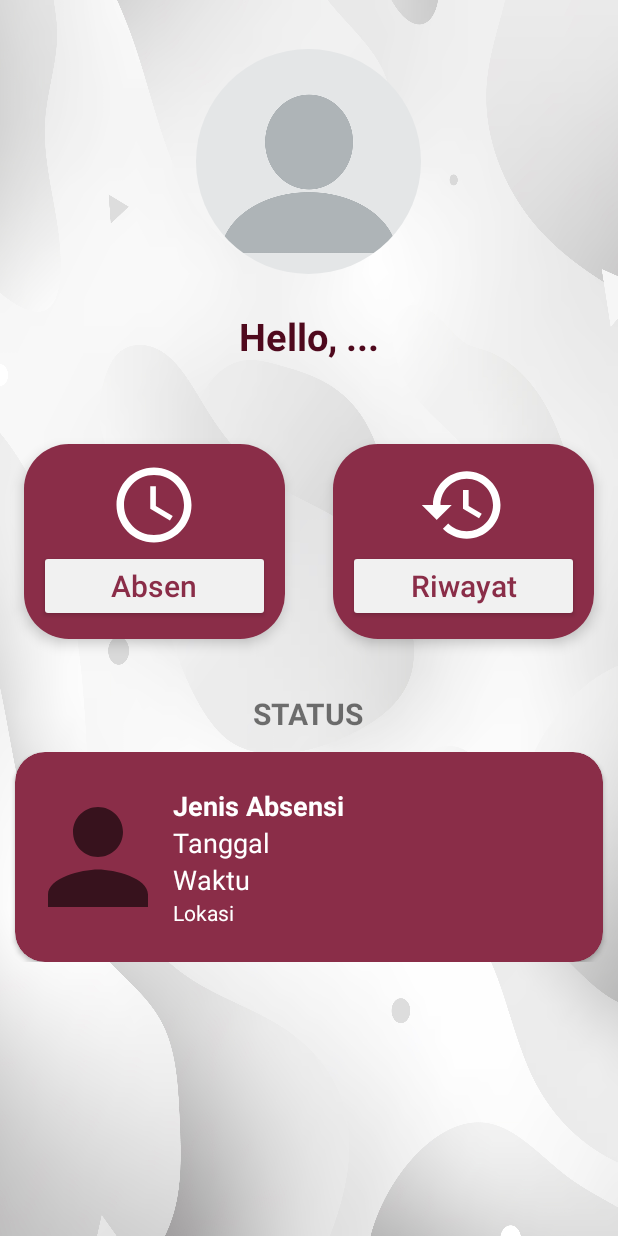
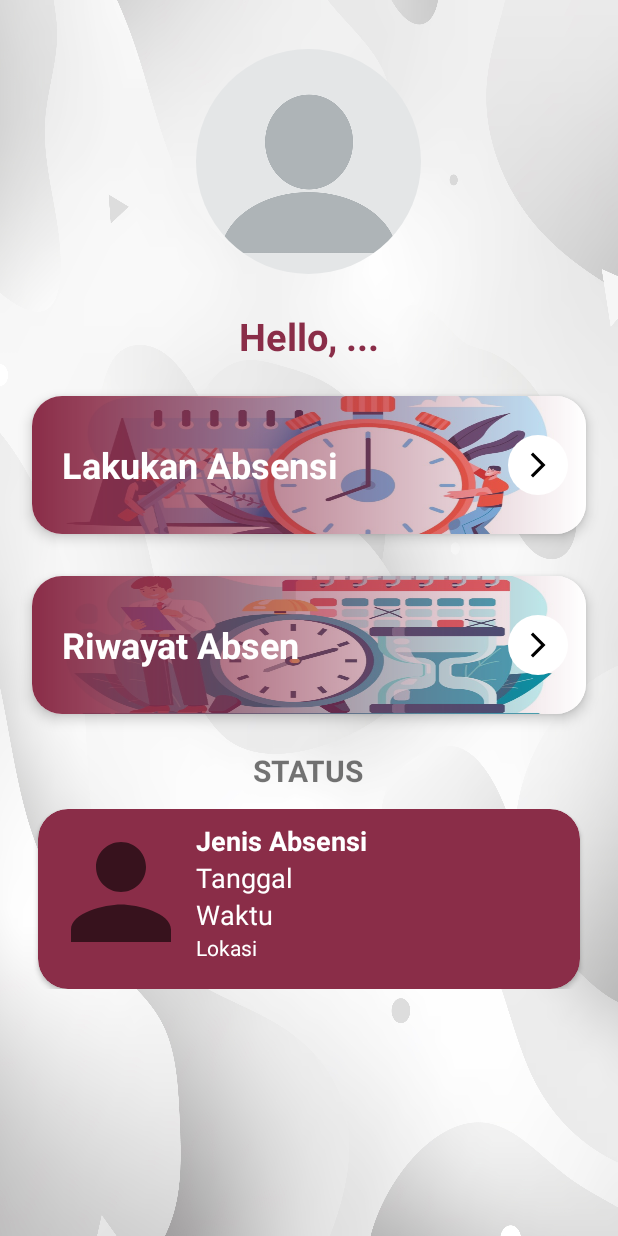
Before and after one commit to YabesMaychel-2007113801/Aplikasi_Absensi_VCA, an Android app: the layout activity_main.xml on its own in the app's theme, with its tools: preview values and no code run, on a phone screen of 412 x 824 dp. Run offline under Robolectric (Android 15) with nearby library versions, the phone set to English and light mode, and no system bars; network calls fail.

Commit message:
fix kan gas

```diff
--- a/app/src/main/java/com/tugas/platform/aplikasiabsensi/MainActivity.kt
+++ b/app/src/main/java/com/tugas/platform/aplikasiabsensi/MainActivity.kt
@@ -99,13 +99,13 @@ class MainActivity : AppCompatActivity() {
 
             })
 
-        binding.absenHome.setOnClickListener {
+        binding.cvAbsen.setOnClickListener {
             val mainIntent = Intent(this, ScanQrActivity::class.java)
             startActivity(mainIntent)
             finish()
         }
 
-        binding.riwayatHome.setOnClickListener {
+        binding.cvRiwayatAbsen.setOnClickListener {
             val riwayatIntent = Intent(this, RiwayatAbsensiActivity::class.java)
             startActivity(riwayatIntent)
             finish()
--- a/app/src/main/java/com/tugas/platform/aplikasiabsensi/ScanQrActivity.kt
+++ b/app/src/main/java/com/tugas/platform/aplikasiabsensi/ScanQrActivity.kt
@@ -40,9 +40,9 @@ class ScanQrActivity : AppCompatActivity() {
     private var isInArea: Boolean = false
 
     companion object {
-        private const val GEOFENCE_LAT = 0.5086603359302369
-        private const val GEOFENCE_LONG = 101.44668177634597
-        private const val GEOFENCE_RADIUS = 25.00
+        private const val GEOFENCE_LAT = 0.4801630188556687
+        private const val GEOFENCE_LONG = 101.3769235277614
+        private const val GEOFENCE_RADIUS = 100.00
     }
 
     private lateinit var currentLocation: Location
--- a/app/src/main/java/com/tugas/platform/aplikasiabsensi/utils/Constants.kt
+++ b/app/src/main/java/com/tugas/platform/aplikasiabsensi/utils/Constants.kt
@@ -3,7 +3,7 @@ package com.tugas.platform.aplikasiabsensi.utils
 object Constants {
 
     // Endpoints
-    const val HOST = "http://192.168.0.106:8000"
+    const val HOST = "http://172.20.10.6:8000"
     const val BASE_URL = HOST + "/api/"
     const val ABSEN_IMG_URL = HOST + "/storage/absen/"
     const val PROFILE_IMG_URL = HOST + "/storage/user/"
--- /dev/null
+++ b/app/src/main/res/drawable/baseline_arrow_24.xml
@@ -0,0 +1,5 @@
+<vector xmlns:android="http://schemas.android.com/apk/res/android" android:autoMirrored="true" android:height="24dp" android:tint="#FFFFFF" android:viewportHeight="24" android:viewportWidth="24" android:width="24dp">
+
+    <path android:fillColor="@android:color/white" android:pathData="M6.23,20.23l1.77,1.77l10,-10l-10,-10l-1.77,1.77l8.23,8.23z"/>
+
+</vector>
--- /dev/null
+++ b/app/src/main/res/drawable/bg_circle_radius.xml
@@ -0,0 +1,9 @@
+<?xml version="1.0" encoding="utf-8"?>
+<selector xmlns:android="http://schemas.android.com/apk/res/android">
+    <item>
+        <shape android:shape="rectangle">
+            <solid android:color="@android:color/white" />
+            <corners android:radius="25dp" />
+        </shape>
+    </item>
+</selector>
--- /dev/null
+++ b/app/src/main/res/drawable/bg_overlay.xml
@@ -0,0 +1,8 @@
+<?xml version="1.0" encoding="utf-8"?>
+<shape xmlns:android="http://schemas.android.com/apk/res/android"
+    android:shape="rectangle">
+    <gradient
+        android:angle="360"
+        android:endColor="@android:color/transparent"
+        android:startColor="@android:color/black" />
+</shape>
--- a/app/src/main/res/layout/activity_main.xml
+++ b/app/src/main/res/layout/activity_main.xml
@@ -11,7 +11,7 @@
         android:id="@+id/atasmain"
         android:layout_width="match_parent"
         android:layout_height="250dp"
-        android:layout_marginBottom="30dp"
+
         android:gravity="center"
         android:orientation="vertical">
 
@@ -30,7 +30,7 @@
             android:layout_width="wrap_content"
             android:layout_height="wrap_content"
             android:text="Hello, ..."
-            android:textColor="@color/burgandy"
+            android:textColor="@color/burgandy_100"
             android:textSize="25dp"
             android:textStyle="bold"/>
     </LinearLayout>
@@ -42,65 +42,124 @@
         android:layout_height="wrap_content"
         android:baselineAligned="false"
         android:orientation="horizontal">
-        <LinearLayout
-            android:layout_width="0dp"
-            android:layout_height="130dp"
-            android:layout_margin="16dp"
-            android:layout_weight="1"
-            android:background="@drawable/background_bottom_right"
-            android:elevation="5dp"
-            android:orientation="vertical"
-            android:gravity="center"
-            android:backgroundTint="@color/burgandy_100">
-            <ImageView
-                android:layout_width="60dp"
-                android:layout_height="60dp"
-                android:src="@drawable/ic_baseline_access_time_24"
-               />
+        <androidx.appcompat.widget.LinearLayoutCompat
+            android:layout_width="match_parent"
+            android:layout_height="match_parent"
+            android:orientation="vertical">
 
-            <androidx.appcompat.widget.AppCompatButton
-                android:id="@+id/absen_home"
+            <androidx.cardview.widget.CardView
+                android:id="@+id/cvAbsen"
                 android:layout_width="match_parent"
-                android:layout_height="wrap_content"
-                android:layout_marginStart="10dp"
-                android:layout_marginEnd="10dp"
-                android:backgroundTint="@color/white_100"
-                android:text="Absen"
-                android:textAllCaps="false"
-                android:textColor="@color/burgandy_100"
-                android:textSize="20dp"
+                android:layout_height="120dp"
+                android:layout_marginHorizontal="10dp"
+                app:cardCornerRadius="20dp"
+                app:cardElevation="5dp"
+                app:cardUseCompatPadding="true">
 
-                />
-        </LinearLayout>
-        <LinearLayout
-            android:layout_width="0dp"
-            android:layout_height="130dp"
-            android:layout_margin="16dp"
-            android:layout_weight="1"
-            android:background="@drawable/background_bottom_left"
-            android:elevation="5dp"
-            android:orientation="vertical"
-            android:gravity="center"
-            android:backgroundTint="@color/burgandy_100">
-            <ImageView
-                android:layout_width="60dp"
-                android:layout_height="60dp"
-                android:src="@drawable/ic_baseline_history_24_2"
-                />
+                <androidx.appcompat.widget.LinearLayoutCompat
+                    android:layout_width="match_parent"
+                    android:layout_height="match_parent"
+                    android:elevation="1dp"
+                    android:orientation="horizontal">
 
-            <androidx.appcompat.widget.AppCompatButton
-                android:id="@+id/riwayat_home"
-                android:backgroundTint="@color/white_100"
+                    <androidx.appcompat.widget.AppCompatTextView
+                        android:layout_width="0dp"
+                        android:layout_height="wrap_content"
+                        android:layout_gravity="center"
+                        android:layout_marginStart="20dp"
+                        android:layout_weight="1"
+                        android:text="Lakukan Absensi"
+                        android:textColor="@color/white"
+                        android:textSize="24sp"
+                        android:textStyle="bold" />
+
+                    <androidx.appcompat.widget.AppCompatImageView
+                        android:layout_width="40dp"
+                        android:layout_height="40dp"
+                        android:layout_gravity="center|end"
+                        android:layout_marginEnd="12dp"
+                        android:background="@drawable/bg_circle_radius"
+                        android:padding="10dp"
+                        android:src="@drawable/baseline_arrow_24"
+                        app:tint="@color/black" />
+
+                </androidx.appcompat.widget.LinearLayoutCompat>
+
+                <androidx.appcompat.widget.AppCompatImageView
+                    android:layout_width="match_parent"
+                    android:layout_height="match_parent"
+                    android:layout_marginTop="-30dp"
+                    android:layout_marginBottom="-30dp"
+                    android:adjustViewBounds="true"
+                    android:scaleType="fitXY"
+                    android:src="@drawable/ic_masuk" />
+
+                <androidx.appcompat.widget.LinearLayoutCompat
+                    android:layout_width="match_parent"
+                    android:layout_height="match_parent"
+                    android:background="@drawable/bg_overlay"
+                    android:backgroundTint="@color/burgandy_100" />
+
+            </androidx.cardview.widget.CardView>
+
+            <androidx.cardview.widget.CardView
+                android:id="@+id/cvRiwayatAbsen"
                 android:layout_width="match_parent"
-                android:layout_height="wrap_content"
-                android:layout_marginStart="10dp"
-                android:layout_marginEnd="10dp"
-                android:text="Riwayat"
-                android:textAllCaps="false"
-                android:textSize="20dp"
-                android:textColor="@color/burgandy_100"
-                />
-        </LinearLayout>
+                android:layout_height="120dp"
+                android:layout_marginHorizontal="10dp"
+                app:cardCornerRadius="20dp"
+                app:cardElevation="5dp"
+                app:cardUseCompatPadding="true">
+
+                <androidx.appcompat.widget.LinearLayoutCompat
+                    android:layout_width="match_parent"
+                    android:layout_height="match_parent"
+                    android:elevation="1dp"
+                    android:orientation="horizontal">
+
+                    <androidx.appcompat.widget.AppCompatTextView
+                        android:layout_width="0dp"
+                        android:layout_height="wrap_content"
+                        android:layout_gravity="center"
+                        android:layout_marginStart="20dp"
+                        android:layout_weight="1"
+                        android:text="Riwayat Absen"
+                        android:textColor="@color/white"
+                        android:textSize="24sp"
+                        android:textStyle="bold" />
+
+                    <androidx.appcompat.widget.AppCompatImageView
+                        android:layout_width="40dp"
+                        android:layout_height="40dp"
+                        android:layout_gravity="center|end"
+                        android:layout_marginEnd="12dp"
+                        android:background="@drawable/bg_circle_radius"
+                        android:padding="10dp"
+                        android:src="@drawable/baseline_arrow_24"
+                        app:tint="@color/black" />
+
+                </androidx.appcompat.widget.LinearLayoutCompat>
+
+                <androidx.appcompat.widget.AppCompatImageView
+                    android:layout_width="match_parent"
+                    android:layout_height="120dp"
+                    android:layout_marginTop="-15dp"
+                    android:layout_marginBottom="-50dp"
+                    android:adjustViewBounds="true"
+                    android:scaleType="fitXY"
+                    android:src="@drawable/ic_keluar" />
+
+                <androidx.appcompat.widget.LinearLayoutCompat
+                    android:layout_width="match_parent"
+                    android:layout_height="match_parent"
+                    android:background="@drawable/bg_overlay"
+                    android:backgroundTint="@color/burgandy_100" />
+
+            </androidx.cardview.widget.CardView>
+
+
+
+        </androidx.appcompat.widget.LinearLayoutCompat>
 
     </LinearLayout>
 
@@ -110,7 +169,7 @@
         android:layout_height="wrap_content"
         android:layout_below="@id/tengahmain"
         android:layout_centerHorizontal="true"
-        android:layout_marginTop="20dp"
+        android:layout_marginTop="10dp"
         android:layout_marginBottom="12dp"
         android:text="status"
         android:textAllCaps="true"
@@ -126,15 +185,14 @@
         <androidx.cardview.widget.CardView
             android:id="@+id/cw_atas"
             android:layout_width="match_parent"
-            android:layout_height="140dp"
-            android:layout_marginStart="10dp"
-            android:layout_marginEnd="10dp"
+            android:layout_height="120dp"
+            android:layout_marginHorizontal="25dp"
             app:cardCornerRadius="20dp"
             android:backgroundTint="@color/burgandy_100">
 
             <LinearLayout
                 android:layout_width="match_parent"
-                android:layout_height="match_parent"
+                android:layout_height="wrap_content"
                 android:orientation="horizontal"
                 android:gravity="center_vertical"
                 android:layout_margin="5dp">
--- a/app/src/main/res/layout/activity_riwayat_absensi.xml
+++ b/app/src/main/res/layout/activity_riwayat_absensi.xml
@@ -11,6 +11,7 @@
         android:layout_width="match_parent"
         android:layout_height="match_parent"
         android:padding="8dp"
+        tools:listitem="@layout/item_absen"
         app:layoutManager="androidx.recyclerview.widget.LinearLayoutManager"/>
 
     <com.google.android.material.floatingactionbutton.FloatingActionButton
```
Also changed, not shown: app/src/main/res/drawable/ic_keluar.jpg (added), app/src/main/res/drawable/ic_masuk.jpg (added).
